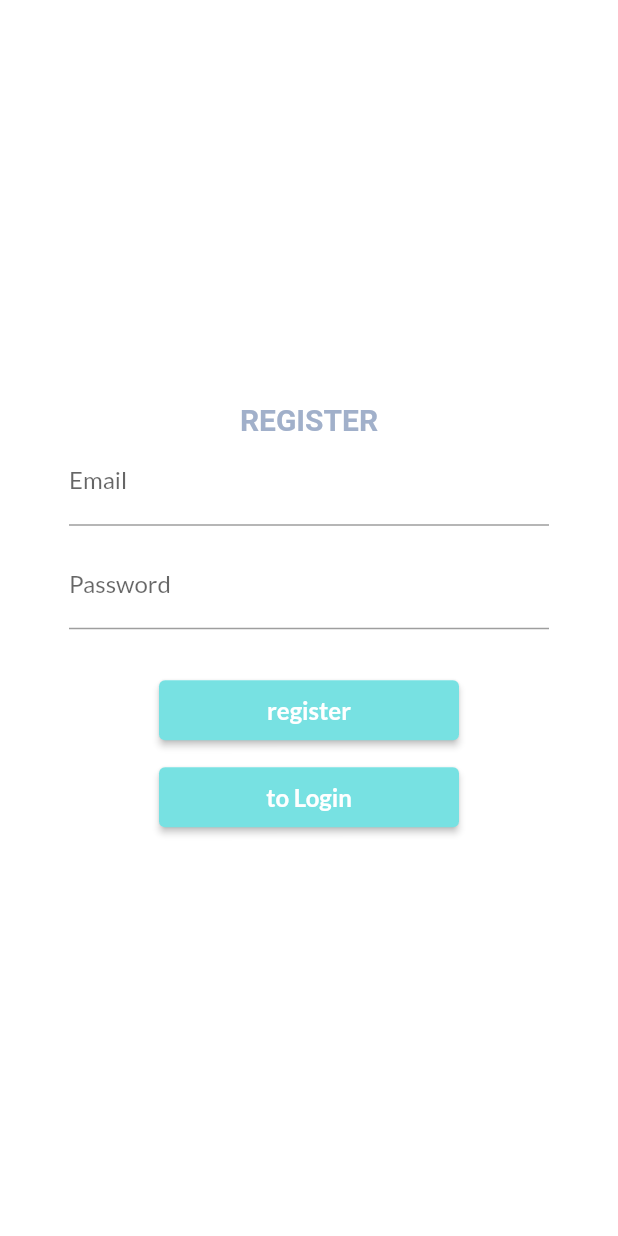
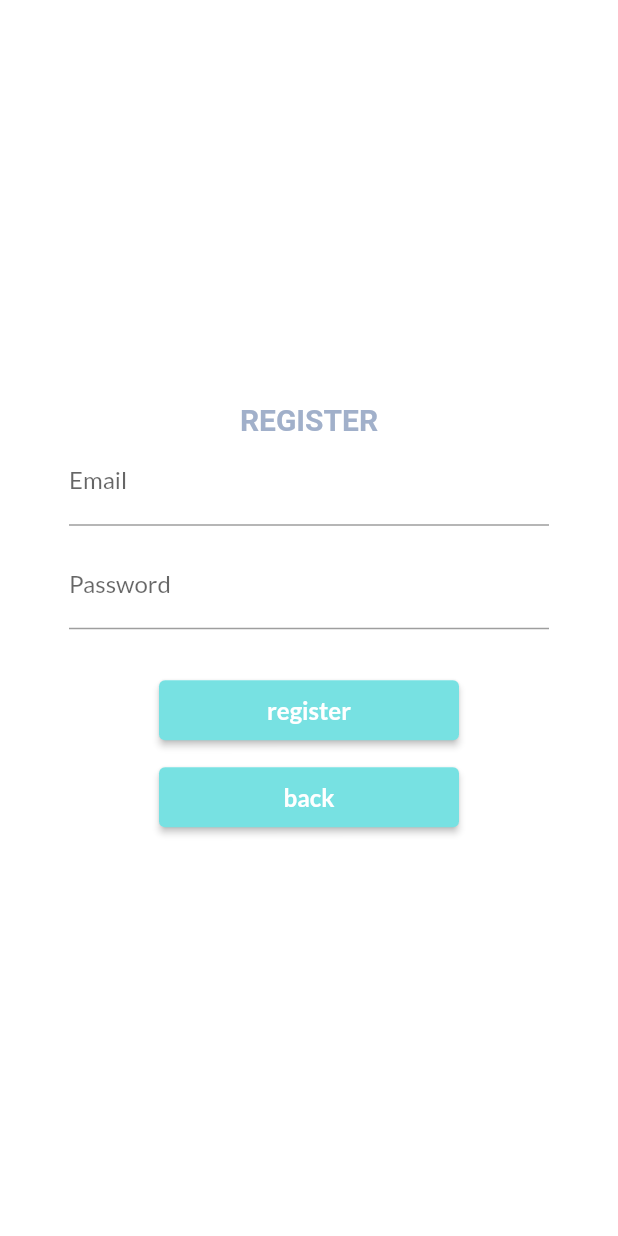
Before and after one commit to fepanbr/checkout_app, a Flutter app: the RegisterScreen screen opened by its route, on a phone screen of 412 x 824 dp. Run offline on Flutter 3.47's test engine with Material 2 defaults, Android fonts, the phone set to English and light mode, and no system bars; our stand-ins replace flutter_secure_storage, google_fonts, percent_indicator; accounts and stored records are empty.

```diff
--- a/lib/main.dart
+++ b/lib/main.dart
@@ -1,4 +1,5 @@
 import 'package:flutter/material.dart';
+import 'package:flutter_secure_storage/flutter_secure_storage.dart';
 import 'package:provider/provider.dart';
 import 'package:songaree_worktime/constants.dart';
 import 'package:songaree_worktime/models/today_timer.dart';
@@ -8,6 +9,8 @@ import 'package:songaree_worktime/screens/home_screen.dart';
 import 'package:songaree_worktime/screens/login_screen.dart';
 import 'package:songaree_worktime/screens/register_screen.dart';
 import 'package:songaree_worktime/theme.dart';
+
+final storage = FlutterSecureStorage();
 
 void main() {
   runApp(MyApp());
--- a/lib/screens/register_screen.dart
+++ b/lib/screens/register_screen.dart
@@ -102,7 +102,7 @@ class _RegisterScreenState extends State<RegisterScreen> {
                           Navigator.pop(context);
                         },
                         child: Text(
-                          'to Login',
+                          'back',
                           style: TextStyle(
                             color: Colors.white,
                             fontSize: 16.0,
--- a/pubspec.yaml
+++ b/pubspec.yaml
@@ -3,7 +3,7 @@ description: A new Flutter application.
 
 # The following line prevents the package from being accidentally published to
 # pub.dev using `pub publish`. This is preferred for private packages.
-publish_to: 'none' # Remove this line if you wish to publish to pub.dev
+publish_to: "none" # Remove this line if you wish to publish to pub.dev
 
 # The following defines the version and build number for your application.
 # A version number is three numbers separated by dots, like 1.2.43
@@ -24,7 +24,6 @@ dependencies:
   flutter:
     sdk: flutter
 
-
   # The following adds the Cupertino Icons font to your application.
   # Use with the CupertinoIcons class for iOS style icons.
   cupertino_icons: ^1.0.0
@@ -34,7 +33,7 @@ dependencies:
   provider: ^4.1.2
   intl: ^0.16.1
   http: ^0.12.2
-
+  flutter_secure_storage: ^4.1.0
 
 dev_dependencies:
   flutter_test:
@@ -45,7 +44,6 @@ dev_dependencies:
 
 # The following section is specific to Flutter.
 flutter:
-
   # The following line ensures that the Material Icons font is
   # included with your application, so that you can use the icons in
   # the material Icons class.
```
Also changed, not shown: pubspec.lock.
